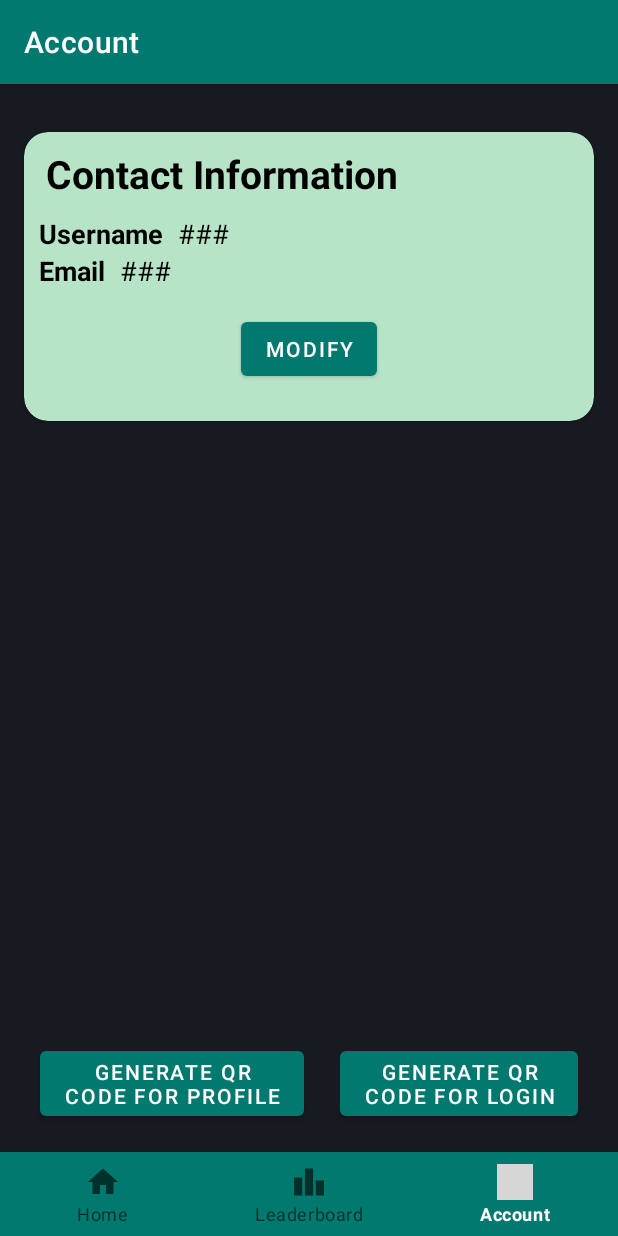
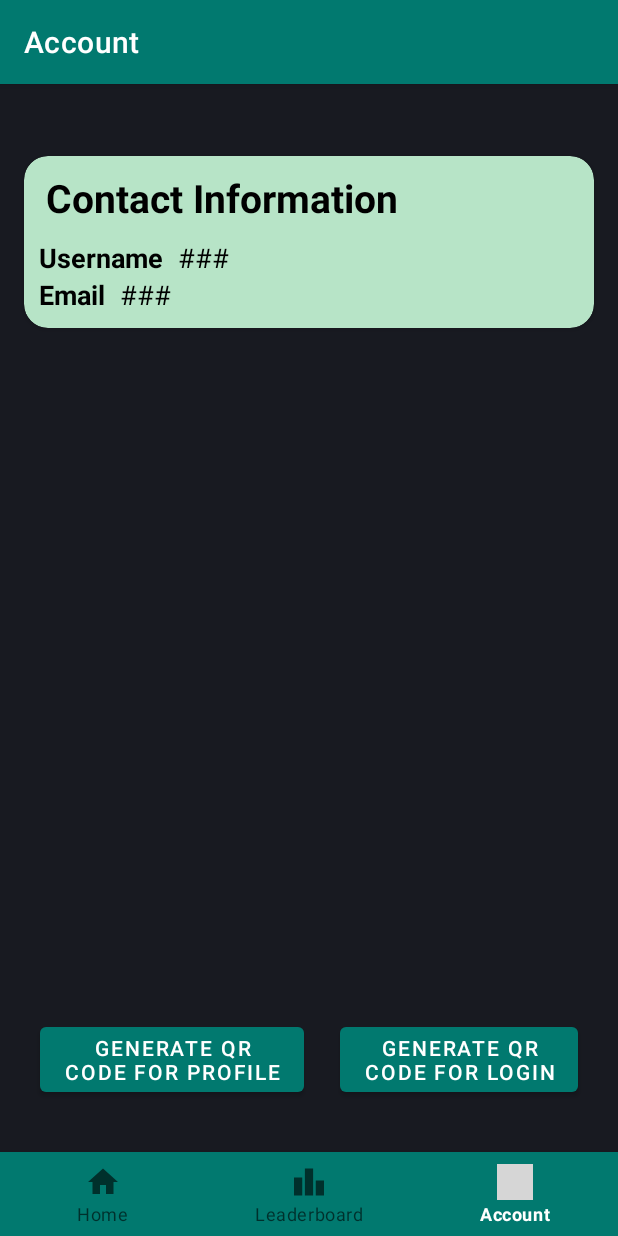
Before and after one commit to CMPUT301W22T35/QRcode-Quest, an Android app: the AccountFragment screen opened through its navigation route, on a phone screen of 412 x 824 dp. Run offline under Robolectric (Android 15) with nearby library versions, the phone set to English and light mode, and no system bars; our stand-ins replace Firebase (no records; nobody signed in at launch, a user with empty details on screens opened directly), navigation-ui; grey boxes are pictures that could not be loaded.

Commit message:
remove unimplemented modify email button

```diff
--- a/app/src/main/res/layout/fragment_account.xml
+++ b/app/src/main/res/layout/fragment_account.xml
@@ -97,19 +97,12 @@
                         android:layout_width="wrap_content"
                         android:layout_height="wrap_content"
                         android:layout_marginLeft="10dp"
+                        android:layout_marginBottom="10dp"
                         android:gravity="left"
                         android:text="###"
                         android:textColor="?attr/colorOnSecondary"
                         android:textSize="18dp" />
                 </LinearLayout>
-
-                <Button
-                    android:id="@+id/modify_contact_info_button"
-                    android:layout_width="wrap_content"
-                    android:layout_height="wrap_content"
-                    android:layout_marginTop="16dp"
-                    android:layout_marginBottom="24dp"
-                    android:text="@string/modify_literal" />
             </LinearLayout>
         </androidx.cardview.widget.CardView>
     </androidx.constraintlayout.widget.ConstraintLayout>
```
